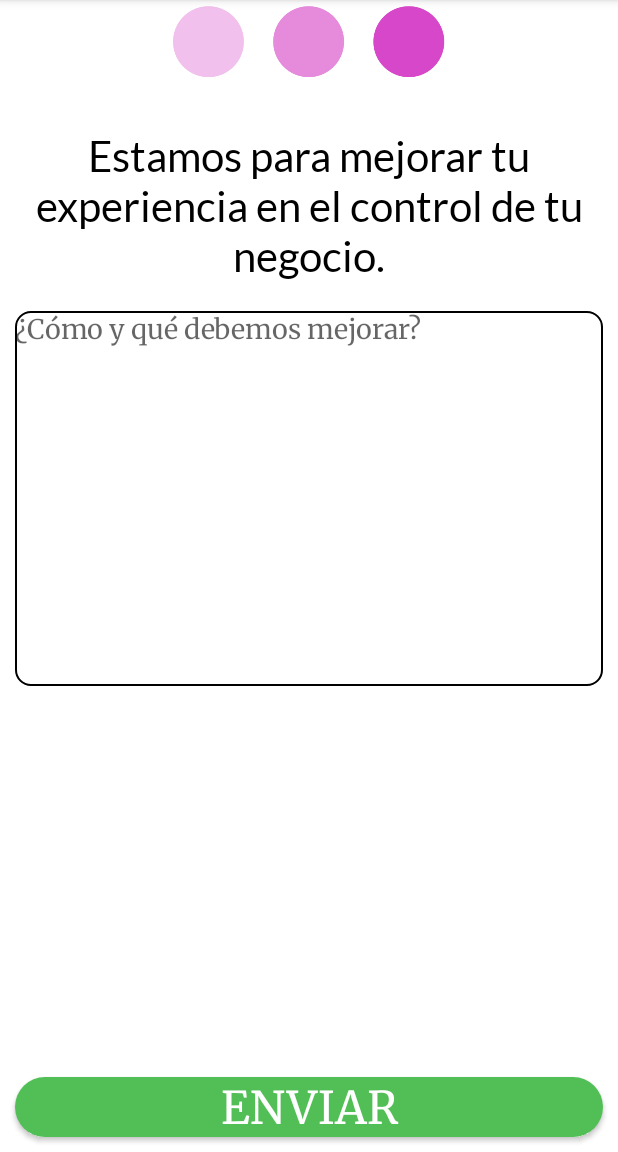
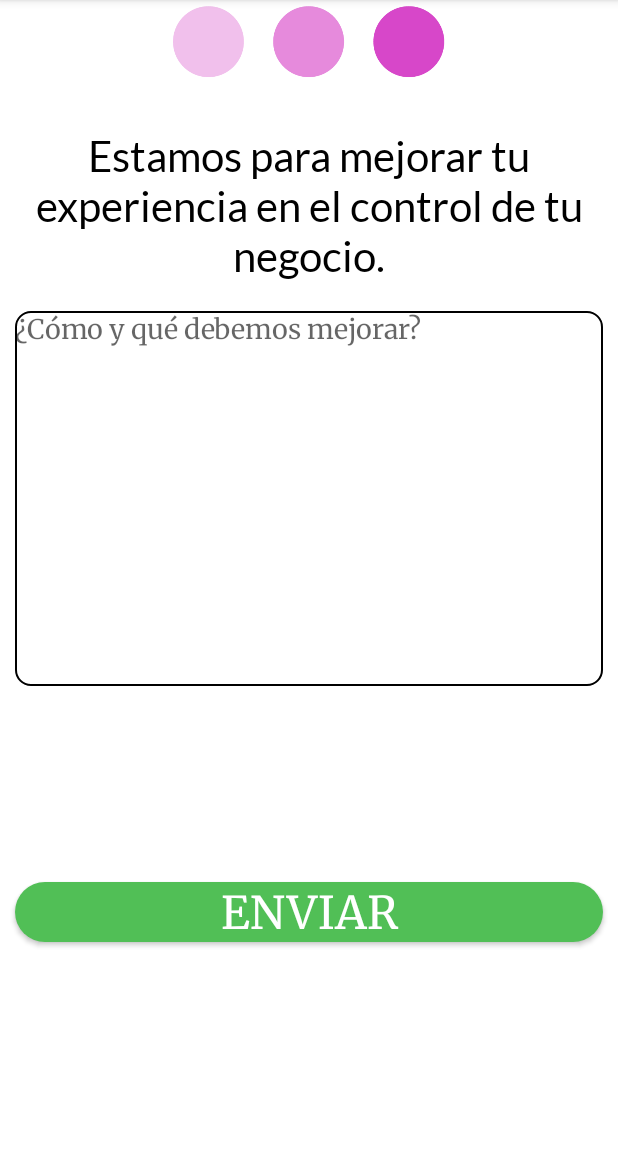
Before and after one commit to itzvargas/DirectorioComercial, an Android app: the fragment Ayudenos shown on its own in the app's theme, on a phone screen of 412 x 824 dp, the part 84-1236 px from its top. Run offline under Robolectric (Android 15) with nearby library versions, the phone set to English and light mode, and no system bars; 1 statement that could not run was skipped.

Commit message:
Declaración de elementos en Ayudanos a mejorar.

```diff
--- a/app/src/main/java/com/example/directoriocomercial/Ayudenos.java
+++ b/app/src/main/java/com/example/directoriocomercial/Ayudenos.java
@@ -1,6 +1,8 @@
 package com.example.directoriocomercial;
 
 
+import android.app.UiAutomation;
+import android.content.Intent;
 import android.os.Bundle;
 
 import androidx.fragment.app.Fragment;
@@ -8,24 +10,50 @@ import androidx.fragment.app.Fragment;
 import android.view.LayoutInflater;
 import android.view.View;
 import android.view.ViewGroup;
+import android.widget.Button;
+import android.widget.EditText;
+import android.widget.Toast;
+
+import com.google.android.material.tabs.TabItem;
 
 
 /**
  * A simple {@link Fragment} subclass.
  */
-public class Ayudenos extends Fragment {
+public class Ayudenos extends Fragment implements View.OnClickListener {
 
+    EditText comentario;
+    Button enviar;
 
     public Ayudenos() {
         // Required empty public constructor
     }
 
-
+    View rootview;
     @Override
     public View onCreateView(LayoutInflater inflater, ViewGroup container,
                              Bundle savedInstanceState) {
         // Inflate the layout for this fragment
-        return inflater.inflate(R.layout.fragment_ayudenos, container, false);
+        rootview = inflater.inflate(R.layout.fragment_ayudenos, container, false);
+        ((MainActivity) getActivity()).getSupportActionBar().setTitle(getString(R.string.menu_ayudanos));
+        comentario = (EditText)rootview.findViewById(R.id.edt_comentarioU);
+        enviar = (Button)rootview.findViewById(R.id.btn_enviarCU);
+        enviar.setOnClickListener(this);
+        return rootview;
     }
 
+    @Override
+    public void onClick(View v) {
+        String com;
+        if(v.getId() == R.id.btn_enviarCU){
+            com = comentario.getText().toString();
+            if(!com.isEmpty()){
+                comentario.setText("");
+                Toast.makeText(getContext(), "Gracias por tu comentario",Toast.LENGTH_LONG).show();
+            }
+            else{
+                Toast.makeText(getContext(), "Escribe tu comentario",Toast.LENGTH_LONG).show();
+            }
+        }
+    }
 }
--- a/app/src/main/res/layout/fragment_ayudenos.xml
+++ b/app/src/main/res/layout/fragment_ayudenos.xml
@@ -8,7 +8,7 @@
     tools:context=".Ayudenos">
 
     <EditText
-        android:id="@+id/editText2"
+        android:id="@+id/edt_comentarioU"
         android:layout_width="0dp"
         android:layout_height="250dp"
         android:layout_marginStart="10dp"
@@ -58,7 +58,7 @@
         app:layout_constraintTop_toBottomOf="@+id/imageView9" />
 
     <Button
-        android:id="@+id/button3"
+        android:id="@+id/btn_enviarCU"
         android:layout_width="0dp"
         android:layout_height="40dp"
         android:layout_marginStart="10dp"
@@ -74,6 +74,7 @@
         app:autoSizeTextType="uniform"
         app:layout_constraintBottom_toBottomOf="parent"
         app:layout_constraintEnd_toEndOf="parent"
-        app:layout_constraintStart_toStartOf="parent" />
+        app:layout_constraintStart_toStartOf="parent"
+        app:layout_constraintTop_toBottomOf="@+id/edt_comentarioU" />
 
 </androidx.constraintlayout.widget.ConstraintLayout>
```
Also changed, not shown: app/src/main/java/com/example/directoriocomercial/Ayudanos2.java (+32 -1 lines), app/src/main/res/layout/activity_ayudanos2.xml (+7 -7 lines).
